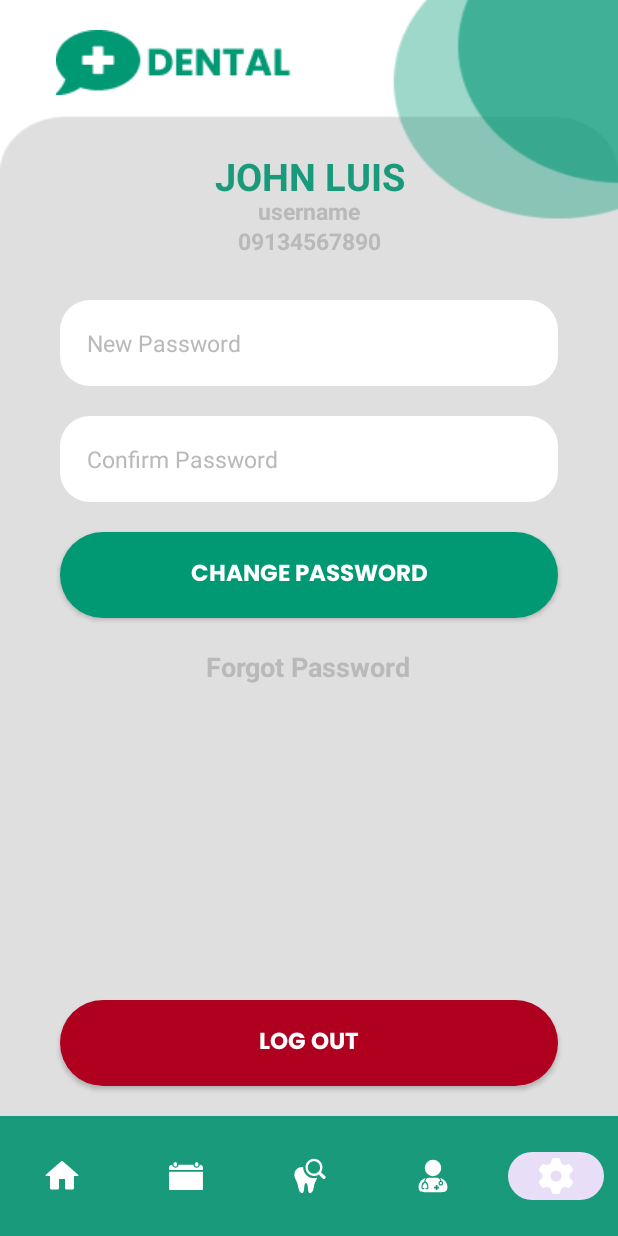
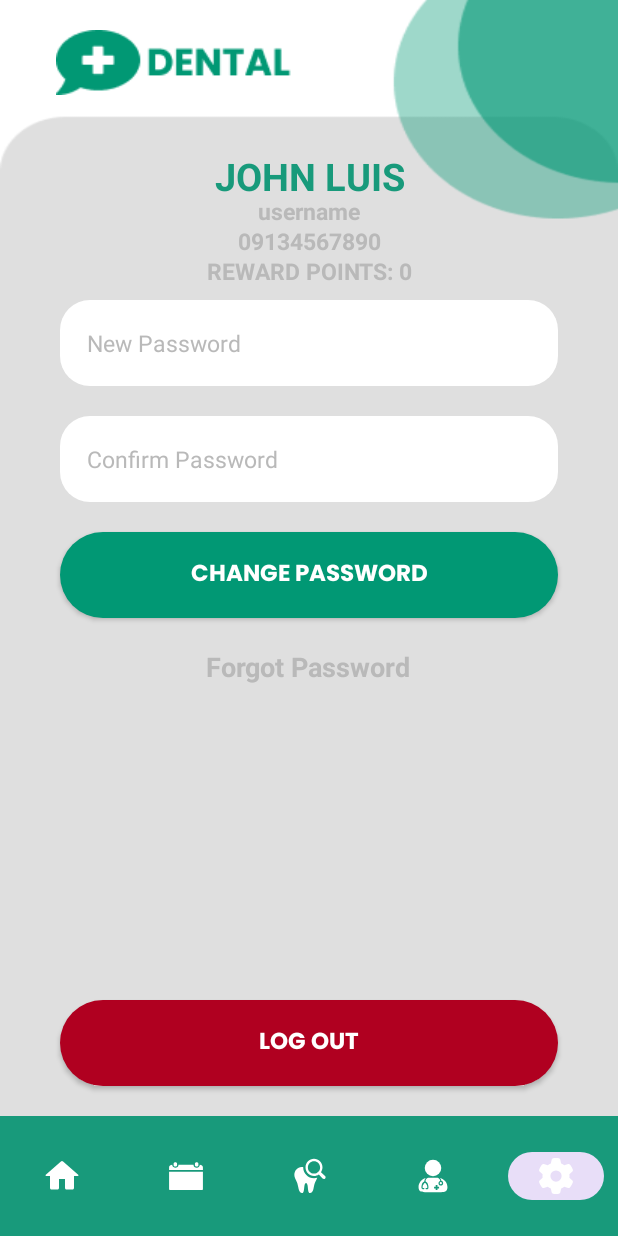
Before and after one commit to ryncrdl/Dental-App, an Android app: the screen it shows after launch once a user with an empty profile is signed in (Dashboard), item 5 of the bottom bar chosen, on a phone screen of 412 x 824 dp. Run offline under Robolectric (Android 15) with nearby library versions, the phone set to English and light mode, and no system bars; our stand-ins replace Firebase (no records; nobody signed in at launch, a user with empty details on screens opened directly); Roboto replaces fonts that are not available here.

Commit message:
Fixed Contact Number duplication and adding points and rfid fields

```diff
--- a/app/src/main/java/com/example/dentalmobileapp/Api/ApiEndpoints.java
+++ b/app/src/main/java/com/example/dentalmobileapp/Api/ApiEndpoints.java
@@ -18,6 +18,12 @@ public interface ApiEndpoints {
     //Clients
     @POST("app/dental-pbjlw/endpoint/signUp")
     Call<CreateClient> CreateClient(@Body RequestBody requestBody);
+
+    @POST("app/dental-pbjlw/endpoint/getClientPoints")
+    Call<ClientResponse> GetClientPoints(@Body RequestBody requestBody);
+
+    @POST("app/dental-pbjlw/endpoint/checkContactNumberAlreadyUsed")
+    Call<CreateClient> CheckContactNumberExists(@Body RequestBody requestBody);
 
     @POST("app/dental-pbjlw/endpoint/signIn")
     Call<ClientResponse> signinClient(@Body RequestBody requestBody);
--- a/app/src/main/java/com/example/dentalmobileapp/Appointment/AppointmentFragment.java
+++ b/app/src/main/java/com/example/dentalmobileapp/Appointment/AppointmentFragment.java
@@ -210,7 +210,7 @@ public class AppointmentFragment extends Fragment {
         String base64Image = "";
         if(selectedImageUri != null){
             imageBytes = uriToByteArray(selectedImageUri);
-            Base64.encodeToString(imageBytes, Base64.NO_WRAP);
+            base64Image = Base64.encodeToString(imageBytes, Base64.NO_WRAP);
         }
 
 
--- a/app/src/main/res/layout/fragment_profile.xml
+++ b/app/src/main/res/layout/fragment_profile.xml
@@ -8,6 +8,7 @@
     tools:context=".Profile.ProfileFragment"
     android:background="@drawable/sign_in_screen_bg"
     >
+
         <ImageView
             android:layout_width="match_parent"
             android:layout_height="wrap_content"
@@ -55,6 +56,21 @@
             android:ems="10"
             android:textAllCaps="true"
             android:text="09134567890"
+            android:textStyle="bold"
+            android:textColor="#B9B9B9"
+            android:textAlignment="center"
+            android:textSize="15sp" />
+
+        <TextView
+            android:id="@+id/txt_currentClientPoints"
+            android:layout_width="match_parent"
+            android:layout_height="wrap_content"
+            android:layout_marginStart="40dp"
+            android:layout_marginTop="170dp"
+            android:layout_marginEnd="40dp"
+            android:ems="10"
+            android:textAllCaps="true"
+            android:text="Reward Points: 0"
             android:textStyle="bold"
             android:textColor="#B9B9B9"
             android:textAlignment="center"
```
Also changed, not shown: app/src/main/java/com/example/dentalmobileapp/Profile/ClientResponse.java (added, +48 -0 lines), app/src/main/java/com/example/dentalmobileapp/Profile/ProfileFragment.java (+41 -1 lines), app/src/main/java/com/example/dentalmobileapp/SignIn/ClientResponse.java (+7 -0 lines), app/src/main/java/com/example/dentalmobileapp/Verification/VerifyContactNumber.java (+66 -24 lines).
